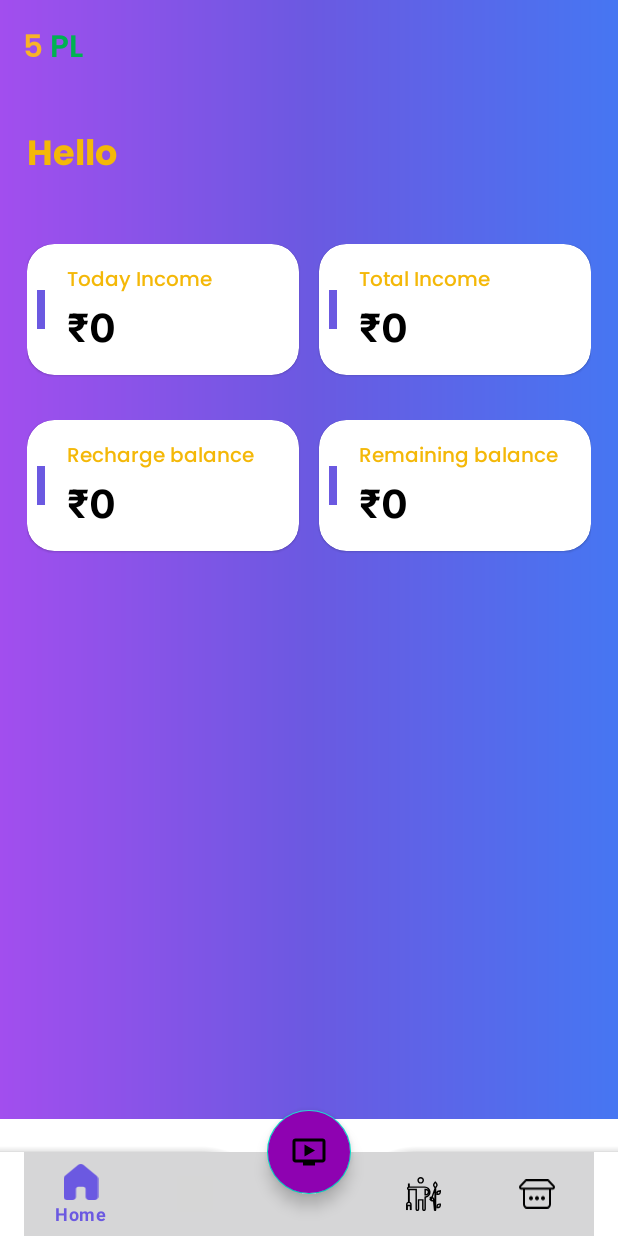
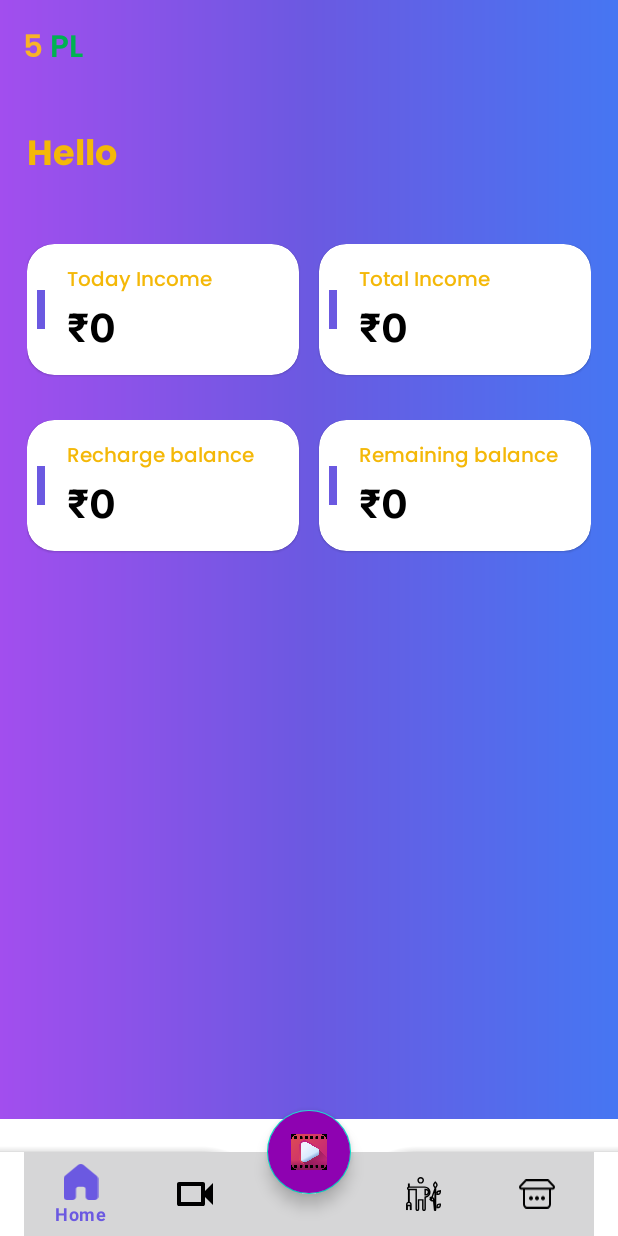
Before and after one commit to jayaprasad356/5Pl, an Android app: the HomeActivity screen opened directly, with no data from a screen before it, on a phone screen of 412 x 824 dp. Run offline under Robolectric (Android 15) with nearby library versions, the phone set to English and light mode, and no system bars; our stand-ins replace Volley, sdp/ssp sizes; libraries missing offline, so code that uses them is left out: com.onesignal, com.onesignal.debug, com.pierfrancescosoffritti.androidyoutubeplayer, com.smarteist.autoimageslider, com.zoho.salesiqembed; network calls fail; pictures from the network do not load; 5 statements that could not run were skipped; grey boxes are pictures that could not be loaded.

Commit message:
Made some changes to UI

```diff
--- a/app/src/main/java/com/app/fivepl/fragment/MoreFragment.kt
+++ b/app/src/main/java/com/app/fivepl/fragment/MoreFragment.kt
@@ -38,9 +38,6 @@ class MoreFragment : Fragment() {
         savedInstanceState: Bundle?
     ): View? {
         binding = FragmentMoreBinding.inflate(inflater, container, false)
-
-
-
 
         activity = getActivity() as Activity
         session = com.app.fivepl.helper.Session(activity)
--- /dev/null
+++ b/app/src/main/res/drawable/ic_prod_default.xml
@@ -0,0 +1,9 @@
+<vector xmlns:android="http://schemas.android.com/apk/res/android"
+    android:width="18dp"
+    android:height="12dp"
+    android:viewportWidth="18"
+    android:viewportHeight="12">
+  <path
+      android:pathData="M12,2V10H2V2H12ZM13,0H1C0.735,0 0.48,0.105 0.293,0.293C0.105,0.48 0,0.735 0,1V11C0,11.265 0.105,11.52 0.293,11.707C0.48,11.895 0.735,12 1,12H13C13.265,12 13.52,11.895 13.707,11.707C13.895,11.52 14,11.265 14,11V7.5L18,11.5V0.5L14,4.5V1C14,0.735 13.895,0.48 13.707,0.293C13.52,0.105 13.265,0 13,0Z"
+      android:fillColor="#000000"/>
+</vector>
--- /dev/null
+++ b/app/src/main/res/drawable/ic_prod_selected.xml
@@ -0,0 +1,9 @@
+<vector xmlns:android="http://schemas.android.com/apk/res/android"
+    android:width="18dp"
+    android:height="12dp"
+    android:viewportWidth="18"
+    android:viewportHeight="12">
+  <path
+      android:pathData="M14,4.5V1C14,0.735 13.895,0.48 13.707,0.293C13.52,0.105 13.265,0 13,0H1C0.735,0 0.48,0.105 0.293,0.293C0.105,0.48 0,0.735 0,1V11C0,11.265 0.105,11.52 0.293,11.707C0.48,11.895 0.735,12 1,12H13C13.265,12 13.52,11.895 13.707,11.707C13.895,11.52 14,11.265 14,11V7.5L18,11.5V0.5L14,4.5Z"
+      android:fillColor="#000000"/>
+</vector>
--- a/app/src/main/res/drawable/nav_plan.xml
+++ b/app/src/main/res/drawable/nav_plan.xml
@@ -1,5 +1,5 @@
 <?xml version="1.0" encoding="utf-8"?>
 <selector xmlns:android="http://schemas.android.com/apk/res/android">
-    <item android:drawable="@drawable/plan_ic" android:state_checked="true" />
-    <item android:drawable="@drawable/ic_plan" android:state_checked="false" />
+    <item android:drawable="@drawable/ic_prod_selected" android:state_checked="true" />
+    <item android:drawable="@drawable/ic_prod_default" android:state_checked="false" />
 </selector>
--- a/app/src/main/res/layout/activity_home.xml
+++ b/app/src/main/res/layout/activity_home.xml
@@ -83,9 +83,7 @@
         android:layout_height="wrap_content"
         android:contentDescription="@string/app_name"
         android:backgroundTint="@color/Purple_color"
-        android:src="@drawable/baseline_ondemand_video_24"
+        android:src="@drawable/ic_fab"
+        android:tintMode="add"
         app:layout_anchor="@id/bottomAppBar" />
-
-
-
 </androidx.coordinatorlayout.widget.CoordinatorLayout>
--- a/app/src/main/res/layout/fragment_more.xml
+++ b/app/src/main/res/layout/fragment_more.xml
@@ -390,12 +390,12 @@
                 android:layout_height="wrap_content">
 
                 <LinearLayout
-                    android:background="@color/primary_light"
                     android:id="@+id/llInvite"
                     android:layout_weight="1"
                     android:orientation="vertical"
                     android:layout_width="match_parent"
-                    android:layout_height="wrap_content">
+                    android:layout_height="wrap_content"
+                    android:background="@color/bg_gradient">
 
 
 
--- a/app/src/main/res/menu/bottom_navigation_menu.xml
+++ b/app/src/main/res/menu/bottom_navigation_menu.xml
@@ -10,7 +10,7 @@
 
     <item
         android:id="@+id/navplan"
-        android:icon="@drawable/play"
+        android:icon="@drawable/nav_plan"
         android:title="Production" />
 
 
```
Also changed, not shown: app/src/main/res/color/bg_gradient.xml (added, +7 -0 lines), app/src/main/res/drawable/ic_fab.png (added).
